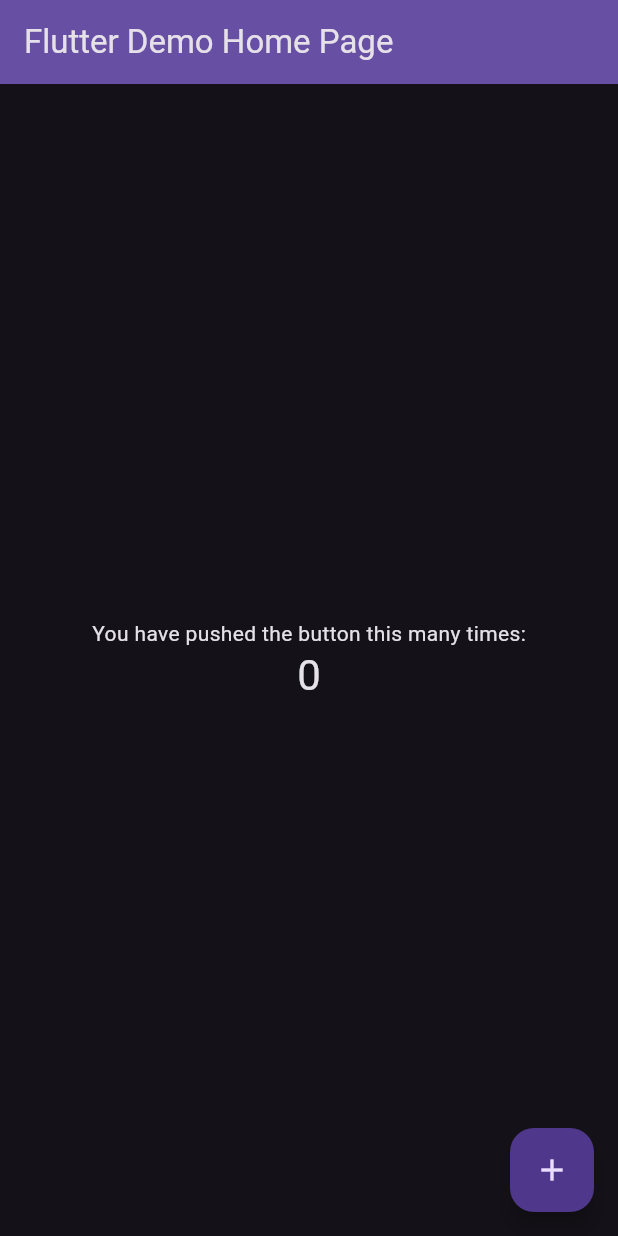
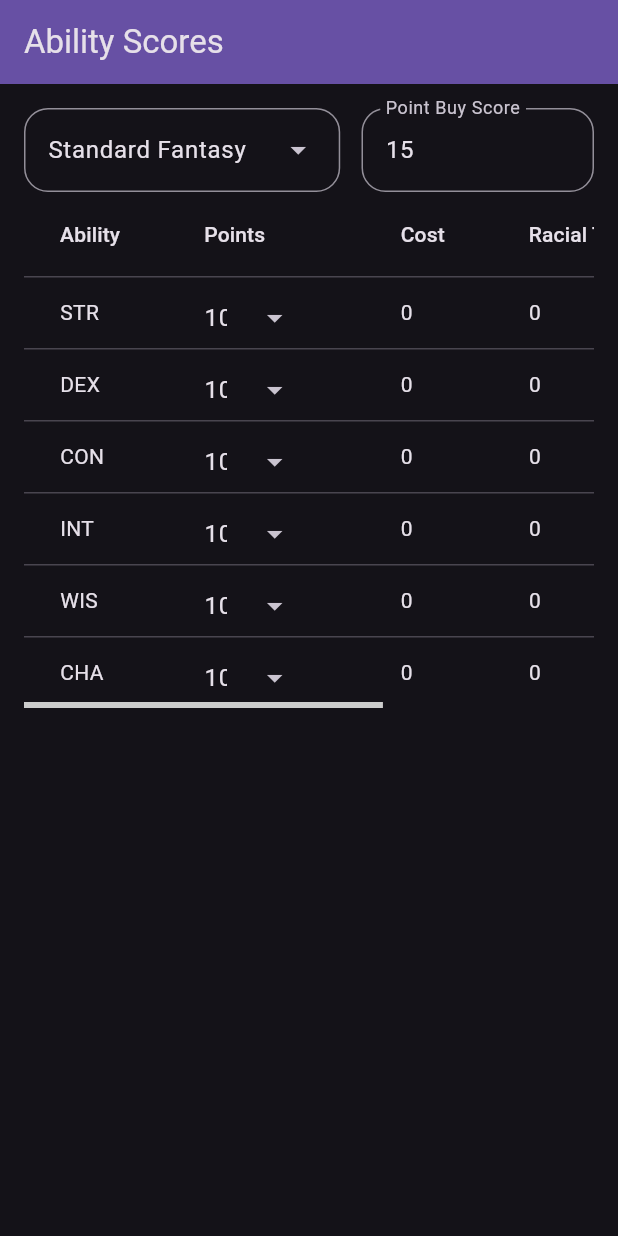
Before and after one commit to Zaela24/ability_score_calculator, a Flutter app: the screen it shows after launch, on a phone screen of 412 x 824 dp. Run offline on Flutter 3.47's test engine with Material 3 defaults, Android fonts, the phone set to English and light mode, and no system bars.

Commit message:
Create score table and link CampaignType with Point Buy Score

```diff
--- a/lib/main.dart
+++ b/lib/main.dart
@@ -1,3 +1,4 @@
+import 'package:ability_score_calculator/widgets/ability_score.dart';
 import 'package:flutter/material.dart';
 
 void main() {
@@ -11,97 +12,9 @@ class MyApp extends StatelessWidget {
   @override
   Widget build(BuildContext context) {
     return MaterialApp(
-      title: 'Flutter Demo',
+      title: 'Point Buy Calculator',
       theme: ThemeData.dark(),
-      home: const MyHomePage(title: 'Flutter Demo Home Page'),
+      home: const AbilityScoreScreen(),
     );
   }
 }
-
-class MyHomePage extends StatefulWidget {
-  const MyHomePage({super.key, required this.title});
-
-  // This widget is the home page of your application. It is stateful, meaning
-  // that it has a State object (defined below) that contains fields that affect
-  // how it looks.
-
-  // This class is the configuration for the state. It holds the values (in this
-  // case the title) provided by the parent (in this case the App widget) and
-  // used by the build method of the State. Fields in a Widget subclass are
-  // always marked "final".
-
-  final String title;
-
-  @override
-  State<MyHomePage> createState() => _MyHomePageState();
-}
-
-class _MyHomePageState extends State<MyHomePage> {
-  int _counter = 0;
-
-  void _incrementCounter() {
-    setState(() {
-      // This call to setState tells the Flutter framework that something has
-      // changed in this State, which causes it to rerun the build method below
-      // so that the display can reflect the updated values. If we changed
-      // _counter without calling setState(), then the build method would not be
-      // called again, and so nothing would appear to happen.
-      _counter++;
-    });
-  }
-
-  @override
-  Widget build(BuildContext context) {
-    // This method is rerun every time setState is called, for instance as done
-    // by the _incrementCounter method above.
-    //
-    // The Flutter framework has been optimized to make rerunning build methods
-    // fast, so that you can just rebuild anything that needs updating rather
-    // than having to individually change instances of widgets.
-    return Scaffold(
-      appBar: AppBar(
-        // TRY THIS: Try changing the color here to a specific color (to
-        // Colors.amber, perhaps?) and trigger a hot reload to see the AppBar
-        // change color while the other colors stay the same.
-        backgroundColor: Theme.of(context).colorScheme.inversePrimary,
-        // Here we take the value from the MyHomePage object that was created by
-        // the App.build method, and use it to set our appbar title.
-        title: Text(widget.title),
-      ),
-      body: Center(
-        // Center is a layout widget. It takes a single child and positions it
-        // in the middle of the parent.
-        child: Column(
-          // Column is also a layout widget. It takes a list of children and
-          // arranges them vertically. By default, it sizes itself to fit its
-          // children horizontally, and tries to be as tall as its parent.
-          //
-          // Column has various properties to control how it sizes itself and
-          // how it positions its children. Here we use mainAxisAlignment to
-          // center the children vertically; the main axis here is the vertical
-          // axis because Columns are vertical (the cross axis would be
-          // horizontal).
-          //
-          // TRY THIS: Invoke "debug painting" (choose the "Toggle Debug Paint"
-          // action in the IDE, or press "p" in the console), to see the
-          // wireframe for each widget.
-          mainAxisAlignment: MainAxisAlignment.center,
-          children: <Widget>[
-            const Text(
-              'You have pushed the button this many times:',
-            ),
-            Text(
-              '$_counter',
-              style: Theme.of(context).textTheme.headlineMedium,
-            ),
-          ],
-        ),
-      ),
-      floatingActionButton: FloatingActionButton(
-        onPressed: _incrementCounter,
-        tooltip: 'Increment',
-        child: const Icon(Icons.add),
-      ), // This trailing comma makes auto-formatting nicer for build methods.
-    );
-  }
-}
--- /dev/null
+++ b/lib/models/campaign_type.dart
@@ -0,0 +1,17 @@
+enum CampaignType {
+  low,
+  standard,
+  high,
+  epic;
+
+  /// gets string with name adjusted, for example [low] evaluates to `'Low Fantasy'`
+  String get adjustedName =>
+      '${name.substring(0, 1).toUpperCase()}${name.substring(1)} Fantasy';
+}
+
+Map<CampaignType, int> campaignTypePoints = {
+  CampaignType.low: 10,
+  CampaignType.standard: 15,
+  CampaignType.high: 20,
+  CampaignType.epic: 25,
+};
--- /dev/null
+++ b/lib/models/score_costs.dart
@@ -0,0 +1,14 @@
+Map<int, int> pathfinder1eScoreCosts = {
+  7: -4,
+  8: -2,
+  9: -1,
+  10: 0,
+  11: 1,
+  12: 2,
+  13: 3,
+  14: 5,
+  15: 7,
+  16: 10,
+  17: 13,
+  18: 17,
+};
--- /dev/null
+++ b/lib/widgets/ability_score.dart
@@ -0,0 +1,142 @@
+import 'package:ability_score_calculator/models/campaign_type.dart';
+import 'package:ability_score_calculator/models/score_costs.dart';
+import 'package:flutter/material.dart';
+
+class AbilityScoreScreen extends StatefulWidget {
+  const AbilityScoreScreen({super.key});
+
+  @override
+  State<StatefulWidget> createState() => _AbilityScoreScreenState();
+}
+
+class _AbilityScoreScreenState extends State<AbilityScoreScreen> {
+  final TextEditingController otherScoreController = TextEditingController();
+  int? selectedScore = 15; // set default score to 'standard'
+  final double scoreDropdownWidth = 75;
+  final Map<String, int> abilityCosts = {
+    'STR': 0,
+    'DEX': 0,
+    'CON': 0,
+    'INT': 0,
+    'WIS': 0,
+    'CHA': 0,
+  };
+
+  @override
+  Widget build(BuildContext context) {
+    otherScoreController.text = selectedScore.toString();
+    return Scaffold(
+      appBar: AppBar(
+        title: const Text('Ability Scores'),
+        backgroundColor: Theme.of(context).colorScheme.inversePrimary,
+      ),
+      body: SingleChildScrollView(
+        padding: const EdgeInsets.all(16),
+        child: Column(
+          crossAxisAlignment: CrossAxisAlignment.start,
+          children: [
+            Row(
+              children: [
+                SizedBox(
+                  width: 225,
+                  child: DropdownMenu(
+                    enableSearch: false,
+                    inputDecorationTheme: const InputDecorationTheme(
+                      border: OutlineInputBorder(
+                        borderRadius: BorderRadius.all(
+                          Radius.circular(16),
+                        ),
+                      ),
+                    ),
+                    dropdownMenuEntries: [
+                      ...CampaignType.values.map(
+                        (CampaignType campaignType) => DropdownMenuEntry(
+                          value: campaignTypePoints[campaignType],
+                          label: campaignType.adjustedName,
+                        ),
+                      ),
+                      DropdownMenuEntry(
+                        value: int.tryParse(otherScoreController.text) ?? 0,
+                        label: 'Other',
+                      )
+                    ],
+                    initialSelection: selectedScore,
+                    onSelected: (campaignTypeScore) {
+                      setState(() {
+                        selectedScore = campaignTypeScore;
+                        otherScoreController.text = selectedScore.toString();
+                      });
+                    },
+                  ),
+                ),
+                Expanded(
+                  child: TextField(
+                    controller: otherScoreController,
+                    keyboardType: TextInputType.number,
+                    decoration: const InputDecoration(
+                      labelText: 'Point Buy Score',
+                      border: OutlineInputBorder(
+                        borderRadius: BorderRadius.all(
+                          Radius.circular(16),
+                        ),
+                      ),
+                    ),
+                    onChanged: (value) {
+                      if (value.isNotEmpty) {
+                        setState(() {
+                          selectedScore = int.tryParse(value);
+                        });
+                      }
+                    },
+                  ),
+                )
+              ],
+            ),
+            Scrollbar(
+              thumbVisibility: true,
+              child: SingleChildScrollView(
+                scrollDirection: Axis.horizontal,
+                child: DataTable(columns: const [
+                  DataColumn(label: Text('Ability')),
+                  DataColumn(label: Text('Points')),
+                  DataColumn(label: Text('Cost')),
+                  DataColumn(label: Text('Racial Trait')),
+                  DataColumn(label: Text('Total')),
+                  DataColumn(label: Text('Mod'))
+                ], rows: [
+                  for (final abilityCost in abilityCosts.entries)
+                    DataRow(cells: [
+                      DataCell(Text(abilityCost.key)),
+                      DataCell(SizedBox(
+                        width: scoreDropdownWidth,
+                        child: DropdownMenu(
+                          width: scoreDropdownWidth,
+                          dropdownMenuEntries: pathfinder1eScoreCosts.entries
+                              .map((scoreCost) => DropdownMenuEntry(
+                                  value: scoreCost.value,
+                                  label: scoreCost.key.toString()))
+                              .toList(),
+                          initialSelection: abilityCost.value,
+                          onSelected: (cost) {
+                            setState(() {
+                              abilityCosts[abilityCost.key] = cost!;
+                            });
+                          },
+                          inputDecorationTheme: const InputDecorationTheme(
+                              border: InputBorder.none),
+                        ),
+                      )),
+                      DataCell(Text(abilityCost.value.toString())),
+                      const DataCell(Text('0')),
+                      DataCell.empty,
+                      DataCell.empty
+                    ]),
+                ]),
+              ),
+            )
+          ],
+        ),
+      ),
+    );
+  }
+}
```
